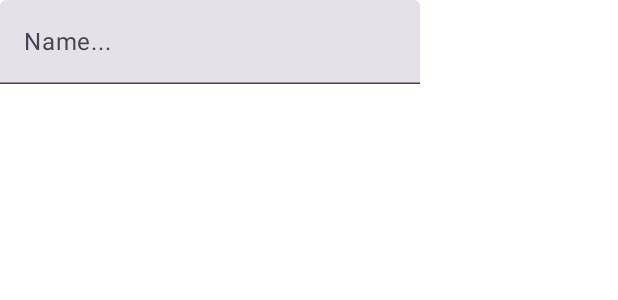
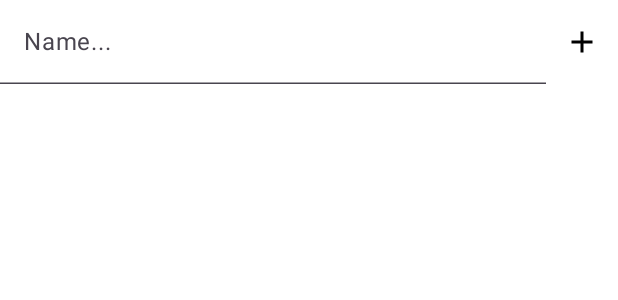
Before and after one commit to usrmrz/RoomApp, an Android app built with Jetpack Compose: the @Preview function MainScreen, on a phone screen of 412 x 824 dp. Shown: the top 300 px of the screen. Run offline under Robolectric (Android 15) with nearby library versions, the phone set to English and light mode, and no system bars.

Commit message:
add background color of TextField and IconButton

```diff
--- a/app/src/main/AndroidManifest.xml
+++ b/app/src/main/AndroidManifest.xml
@@ -16,7 +16,8 @@
             android:name=".MainActivity"
             android:exported="true"
             android:label="@string/app_name"
-            android:theme="@style/Theme.RoomApp" >
+            android:theme="@style/Theme.RoomApp"
+            tools:ignore="RedundantLabel">
             <intent-filter>
                 <action android:name="android.intent.action.MAIN" />
 
--- a/app/src/main/java/dev/usrmrz/roomapp/ui/theme/MainScreen.kt
+++ b/app/src/main/java/dev/usrmrz/roomapp/ui/theme/MainScreen.kt
@@ -5,13 +5,20 @@ import androidx.compose.foundation.layout.Column
 import androidx.compose.foundation.layout.Row
 import androidx.compose.foundation.layout.fillMaxSize
 import androidx.compose.foundation.layout.fillMaxWidth
+import androidx.compose.material.icons.Icons
+import androidx.compose.material.icons.filled.Add
+import androidx.compose.material3.Icon
+import androidx.compose.material3.IconButton
 import androidx.compose.material3.Text
 import androidx.compose.material3.TextField
+import androidx.compose.material3.TextFieldDefaults
 import androidx.compose.runtime.Composable
 import androidx.compose.ui.Alignment
 import androidx.compose.ui.Modifier
 import androidx.compose.ui.graphics.Color
+import androidx.compose.ui.tooling.preview.Preview
 
+@Preview(showBackground = true)
 @Composable
 fun MainScreen() {
     Column(
@@ -31,8 +38,21 @@ fun MainScreen() {
                 },
                 label = {
                     Text(text = "Name...")
-                }
+                },
+                modifier = Modifier.weight(1f),
+                colors = TextFieldDefaults.colors(
+                    focusedContainerColor = Color.White,
+                    unfocusedContainerColor = Color.White
+                )
             )
+            IconButton(onClick = {
+
+            }) {
+                Icon(
+                    imageVector = Icons.Default.Add,
+                    contentDescription = "Add"
+                )
+            }
         }
     }
 }
--- a/app/src/main/java/dev/usrmrz/roomapp/ui/theme/Theme.kt
+++ b/app/src/main/java/dev/usrmrz/roomapp/ui/theme/Theme.kt
@@ -1,6 +1,5 @@
 package dev.usrmrz.roomapp.ui.theme
 
-import android.app.Activity
 import android.os.Build
 import androidx.compose.foundation.isSystemInDarkTheme
 import androidx.compose.material3.MaterialTheme
```
Also changed, not shown: app/src/main/java/dev/usrmrz/roomapp/MainActivity.kt (+10 -0 lines).
